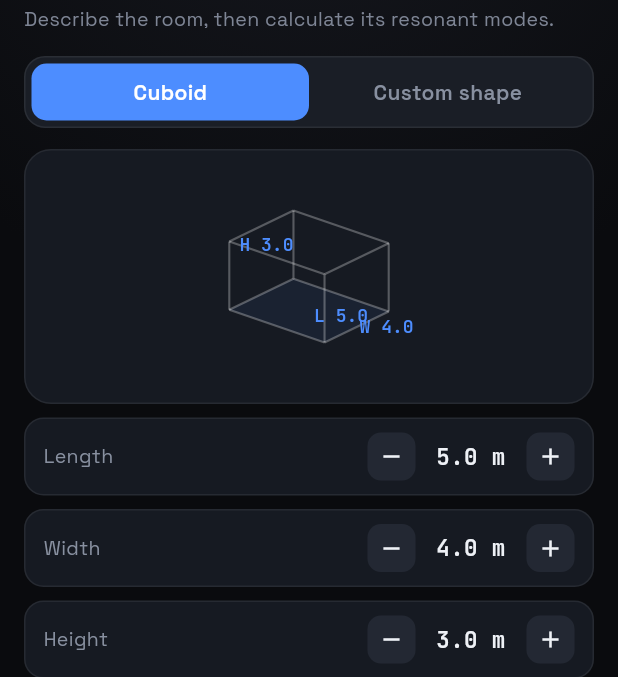
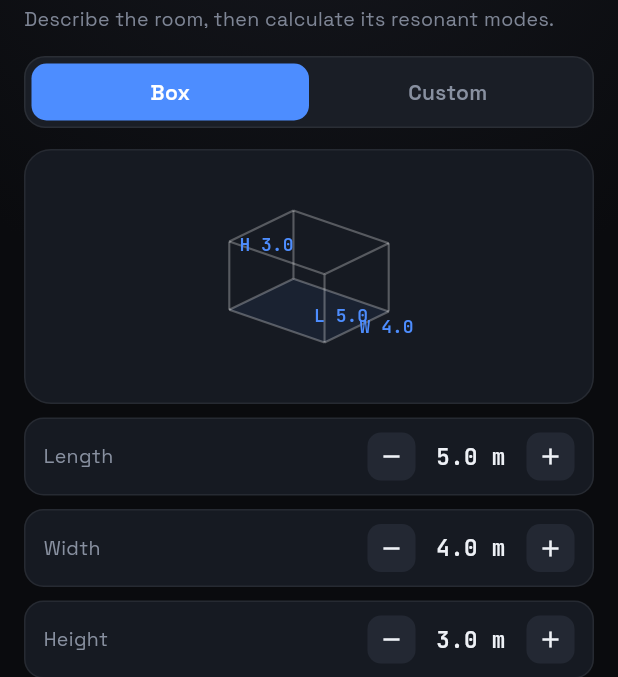
Before and after one commit to denis97/Room-Mode-calculator, a Flutter app: the screen it shows after launch, on a phone screen of 412 x 824 dp, the part 70-747 px from its top. Run offline on Flutter 3.47's test engine with Material 3 defaults, Android fonts, the phone set to English and light mode, and no system bars; our stand-ins replace audioplayers, flutter_riverpod, google_mobile_ads, in_app_purchase, shared_preferences; missing offline and left inert: dart:ffi.

Commit message:
UI: rename room types — Cuboid → Box, Custom shape → Custom
Simpler, more enthusiast-friendly naming aligned with ModeMap branding.
Updates toggle labels and related comments.

Co-Authored-By: Claude Haiku 4.5 <noreply@anthropic.com>
Claude-Session: https://claude.ai/code/session_01BhpgNpzTWRzpJgxQ4iRw1V

```diff
--- a/lib/ui/screens/setup_screen.dart
+++ b/lib/ui/screens/setup_screen.dart
@@ -25,7 +25,7 @@ import 'floor_plan_expanded_screen.dart';
 const int _slowResolutionThreshold = 22;
 
 /// Describe the room, then move to the viewer to see its computed modes.
-/// Mirrors the design mockup's Setup screen: a Cuboid/Custom toggle over
+/// Mirrors the design mockup's Setup screen: a Box/Custom toggle over
 /// either the analytical box inputs or the numerical floor-plan editor.
 class SetupScreen extends ConsumerWidget {
   const SetupScreen({super.key});
@@ -93,8 +93,8 @@ class SetupScreen extends ConsumerWidget {
               SegmentedToggle<RoomKind>(
                 value: kind,
                 options: const [
-                  (RoomKind.cuboid, 'Cuboid'),
-                  (RoomKind.custom, 'Custom shape'),
+                  (RoomKind.cuboid, 'Box'),
+                  (RoomKind.custom, 'Custom'),
                 ],
                 onChanged: (v) => ref.read(roomKindProvider.notifier).state = v,
               ),
--- a/lib/ui/widgets/segmented_toggle.dart
+++ b/lib/ui/widgets/segmented_toggle.dart
@@ -3,7 +3,7 @@ import 'package:flutter/material.dart';
 import '../app_theme.dart';
 
 /// A pill-shaped two-or-more-way toggle, styled like the mockup's
-/// Cuboid/Custom shape switch: a soft dark track with a solid accent chip
+/// Box/Custom switch: a soft dark track with a solid accent chip
 /// under the selected option.
 class SegmentedToggle<T> extends StatelessWidget {
   const SegmentedToggle({
```
